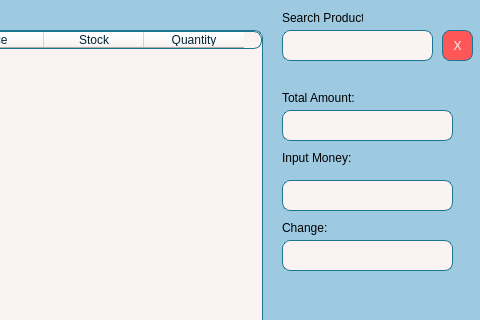
This is ui/order.ui in CristobalAlex/AppDev-Project-DailySalesTracker-BSIT22A2 as Qt 5 draws it before an edit; both pictures show x 168 to 648 and y 0 to 320 of the 648 by 485 pixel window. The edited form follows.
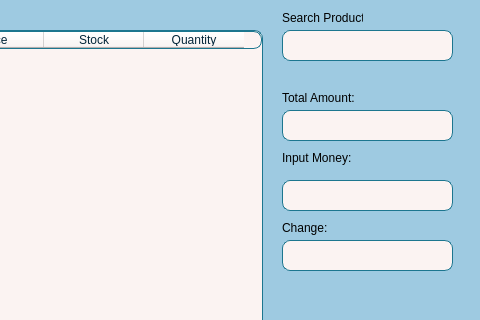
This is the edited form.

Commit message: search product

The edit to the form file:
```diff
--- a/ui/order.ui
+++ b/ui/order.ui
@@ -196,7 +196,7 @@
      <rect>
       <x>450</x>
       <y>30</y>
-      <width>151</width>
+      <width>171</width>
       <height>31</height>
      </rect>
     </property>
@@ -207,25 +207,8 @@
 border: 1px solid rgb(28, 118, 143);
 border-radius: 8px;</string>
     </property>
-   </widget>
-   <widget class="QPushButton" name="clearSearchButton">
-    <property name="geometry">
-     <rect>
-      <x>610</x>
-      <y>30</y>
-      <width>31</width>
-      <height>31</height>
-     </rect>
-    </property>
-    <property name="styleSheet">
-     <string notr="true">border: 1px solid rgb(28, 118, 143);
-font: 75 10pt &quot;MS Shell Dlg 2&quot;;
-border-radius: 8px;
-color:rgb(251, 243, 242);
-background-color:rgb(255, 87, 87);</string>
-    </property>
-    <property name="text">
-     <string>X</string>
+    <property name="clearButtonEnabled">
+     <bool>true</bool>
     </property>
    </widget>
    <widget class="QLabel" name="label">
```
